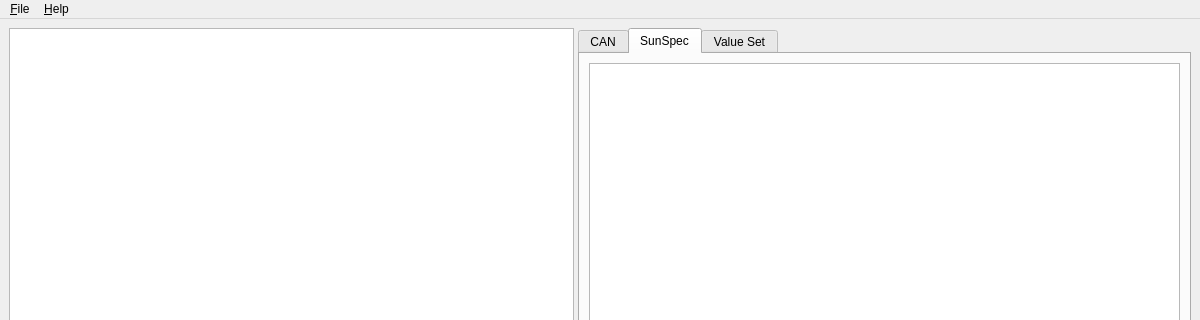
Old version of the form src/epcpm/__main__.ui in the repository epcpower/pm; both pictures show x 0 to 1200 and y 0 to 320 of the 1200 by 900 pixel window.
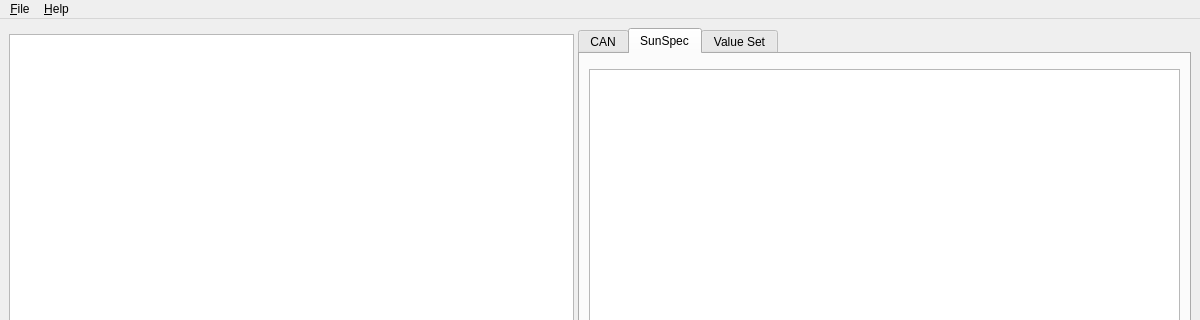
New version of the form. The open tabs and pages were chosen to show the change. Custom widgets are drawn as their Qt base class.

Commit message: Add search boxes for tree views

Diff of the .ui file:
```diff
--- a/src/epcpm/__main__.ui
+++ b/src/epcpm/__main__.ui
@@ -14,17 +14,26 @@
    <string>MainWindow</string>
   </property>
   <widget class="QWidget" name="centralwidget">
-   <layout class="QGridLayout" name="gridLayout">
+   <layout class="QGridLayout" name="gridLayout_5">
     <item row="0" column="0">
      <widget class="QSplitter" name="splitter">
       <property name="orientation">
        <enum>Qt::Horizontal</enum>
       </property>
+      <widget class="QWidget" name="gridLayoutWidget">
+       <layout class="QGridLayout" name="gridLayout">
+        <item row="2" column="0">
       <widget class="QTreeView" name="parameter_view">
        <property name="alternatingRowColors">
         <bool>true</bool>
        </property>
       </widget>
+        </item>
+        <item row="0" column="0">
+         <widget class="SearchBox" name="parameter_search_box" native="true"/>
+        </item>
+       </layout>
+      </widget>
       <widget class="QTabWidget" name="tabWidget">
        <property name="currentIndex">
         <number>0</number>
@@ -49,11 +58,14 @@
         </attribute>
         <layout class="QHBoxLayout" name="horizontalLayout_2">
          <item>
-          <widget class="QTreeView" name="sunspec_view">
-           <property name="alternatingRowColors">
-            <bool>true</bool>
-           </property>
-          </widget>
+          <layout class="QGridLayout" name="gridLayout_3">
+           <item row="1" column="0">
+            <widget class="QTreeView" name="sunspec_view"/>
+           </item>
+           <item row="0" column="0">
+            <widget class="SearchBox" name="sunspec_search_box" native="true"/>
+           </item>
+          </layout>
          </item>
         </layout>
        </widget>
@@ -216,6 +228,13 @@
    </property>
   </action>
  </widget>
+ <customwidgets>
+  <customwidget>
+   <class>SearchBox</class>
+   <extends>QWidget</extends>
+   <header>epyqlib.searchbox</header>
+  </customwidget>
+ </customwidgets>
  <resources/>
  <connections/>
 </ui>
```
Left out of the diff: 20 changed lines with no effect on the pictures. Lines whose indentation alone changed are shown as unchanged. The commit also changes 1 other file.
